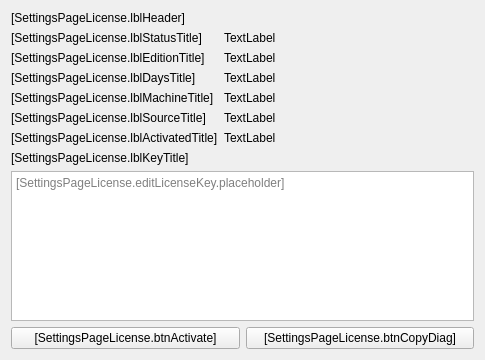
Old version of the form ui/settings_page_license.ui in the repository Lavruk-Yure/LavrGPT05.
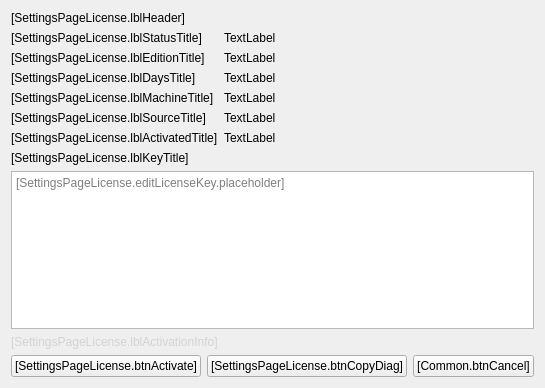
New version of the form. Icons and pictures are not drawn.

```diff
--- a/ui/settings_page_license.ui
+++ b/ui/settings_page_license.ui
@@ -6,8 +6,8 @@
    <rect>
     <x>0</x>
     <y>0</y>
-    <width>485</width>
-    <height>360</height>
+    <width>539</width>
+    <height>388</height>
    </rect>
   </property>
   <property name="windowTitle">
@@ -139,6 +139,19 @@
      </item>
     </layout>
    </item>
+   <item>
+    <widget class="QLabel" name="lblActivationInfo">
+     <property name="styleSheet">
+      <string notr="true">color: lightgray;</string>
+     </property>
+     <property name="text">
+      <string>[SettingsPageLicense.lblActivationInfo]</string>
+     </property>
+     <property name="wordWrap">
+      <bool>true</bool>
+     </property>
+    </widget>
+   </item>
    <item>
     <layout class="QHBoxLayout" name="horizontalLayout">
      <item>
@@ -155,6 +168,13 @@
        </property>
       </widget>
      </item>
+     <item>
+      <widget class="QPushButton" name="btnCancel">
+       <property name="text">
+        <string>[Common.btnCancel]</string>
+       </property>
+      </widget>
+     </item>
     </layout>
    </item>
   </layout>
```
